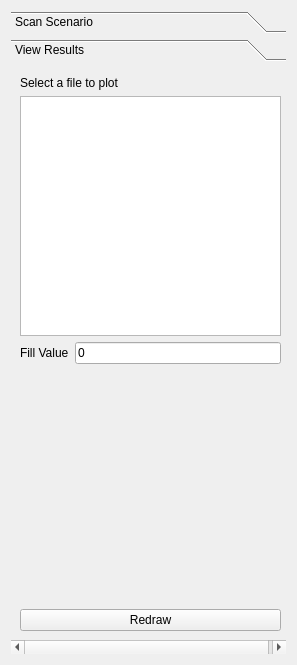
Before: the Qt Designer form ui/Widgets_ViewScenario.ui in ComNets/openwns-wrowser, drawn with Qt 5.
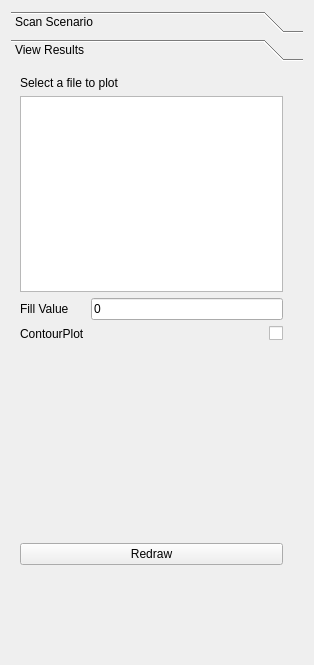
After: the same form once the commit is applied. The open tabs and pages were chosen to show the change.

Commit message: Simulation runs in own thread. Contour plot can be included.

```diff
--- a/ui/Widgets_ViewScenario.ui
+++ b/ui/Widgets_ViewScenario.ui
@@ -5,7 +5,7 @@
    <rect>
     <x>0</x>
     <y>0</y>
-    <width>297</width>
+    <width>314</width>
     <height>665</height>
    </rect>
   </property>
@@ -160,13 +160,22 @@
        <rect>
         <x>0</x>
         <y>0</y>
-        <width>279</width>
+        <width>296</width>
         <height>583</height>
        </rect>
       </property>
       <attribute name="label" >
        <string>View Results</string>
       </attribute>
+      <widget class="QWidget" name="" >
+       <property name="geometry" >
+        <rect>
+         <x>9</x>
+         <y>9</y>
+         <width>263</width>
+         <height>489</height>
+        </rect>
+       </property>
       <layout class="QVBoxLayout" >
        <item>
         <widget class="QLabel" name="resultFileLabel" >
@@ -179,8 +188,8 @@
         <widget class="QListWidget" name="fileList" />
        </item>
        <item>
-        <layout class="QHBoxLayout" >
-         <item>
+         <layout class="QGridLayout" >
+          <item row="0" column="0" >
           <widget class="QLabel" name="label" >
            <property name="toolTip" >
             <string>If simulator output does not contain a value at a given point, this value is used</string>
@@ -190,7 +199,7 @@
            </property>
           </widget>
          </item>
-         <item>
+          <item row="0" column="1" >
           <widget class="QLineEdit" name="fillValueLineEdit" >
            <property name="toolTip" >
             <string>If simulator output does not contain a value at a given point, this value is used</string>
@@ -200,6 +209,23 @@
            </property>
           </widget>
          </item>
+          <item row="1" column="0" >
+           <widget class="QLabel" name="label_4" >
+            <property name="text" >
+             <string>ContourPlot</string>
+            </property>
+           </widget>
+          </item>
+          <item row="1" column="1" >
+           <widget class="QCheckBox" name="contourPlotCheckBox" >
+            <property name="layoutDirection" >
+             <enum>Qt::RightToLeft</enum>
+            </property>
+            <property name="text" >
+             <string/>
+            </property>
+           </widget>
+          </item>
         </layout>
        </item>
        <item>
@@ -210,7 +236,7 @@
          <property name="sizeHint" >
           <size>
            <width>261</width>
-           <height>151</height>
+            <height>171</height>
           </size>
          </property>
         </spacer>
@@ -223,6 +249,7 @@
         </widget>
        </item>
       </layout>
+      </widget>
      </widget>
     </widget>
    </item>
```
Left out of the diff: 2 changed lines with no effect on the pictures. Lines whose indentation alone changed are shown as unchanged. The commit also changes 5 other files.
